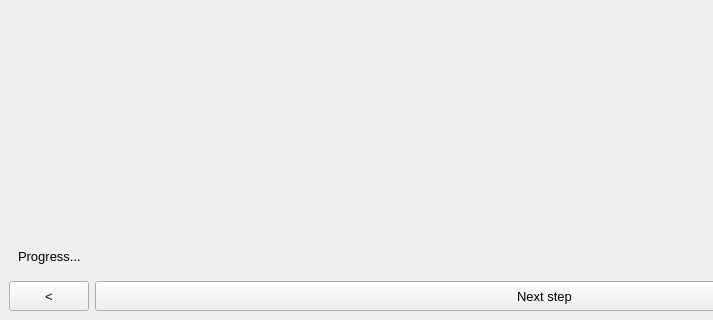
The window that main_window/ui.ui (medusabci/medusa-analyzer) describes before a commit, drawn with Qt 5; both pictures show x 0 to 713 and y 737 to 1057 of the 1003 by 1057 pixel window.
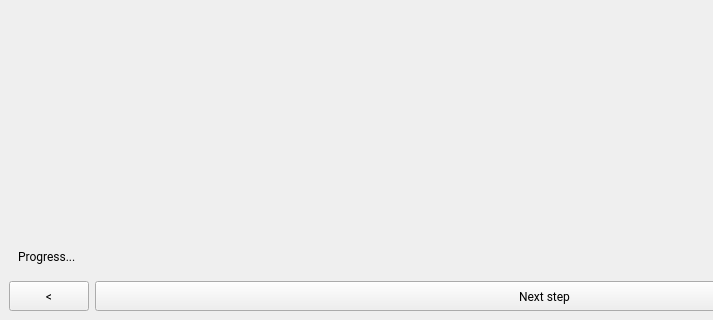
The same window after the commit.

```diff
--- a/main_window/ui.ui
+++ b/main_window/ui.ui
@@ -24,12 +24,15 @@
   </property>
   <property name="font">
    <font>
-    <pointsize>10</pointsize>
+    <family>Segoe UI,Roboto,sans-serif</family>
    </font>
   </property>
   <property name="windowTitle">
    <string>MainWindow</string>
   </property>
+  <property name="styleSheet">
+   <string notr="true"/>
+  </property>
   <widget class="QWidget" name="centralwidget">
    <layout class="QVBoxLayout" name="verticalLayout">
     <item>
```
